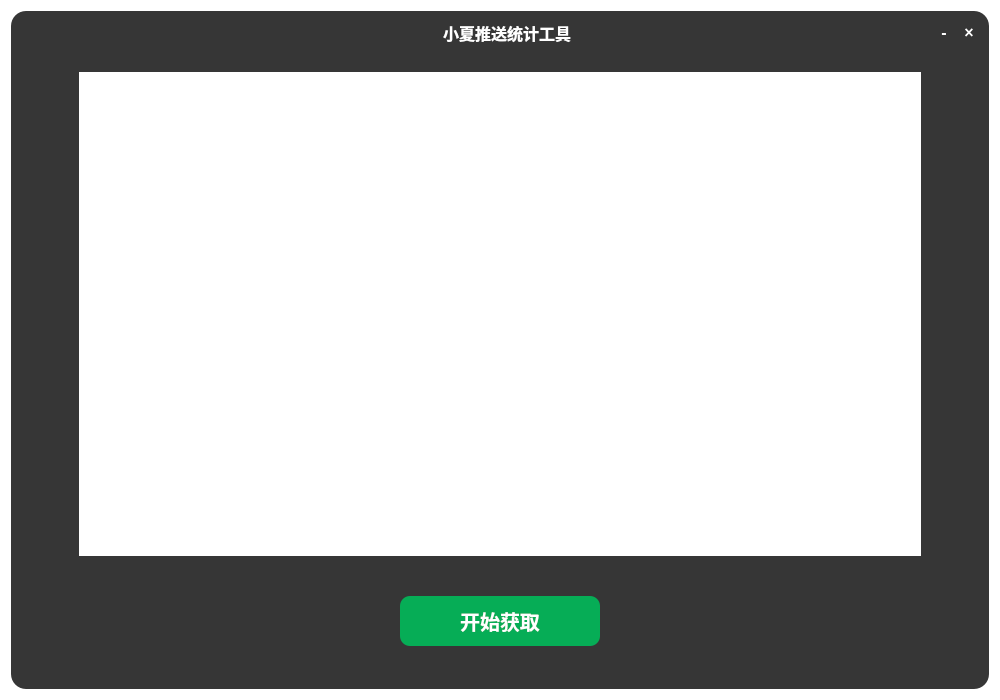
Old version of the form ui/ui_design/main_win.ui in the repository Epochmaking/xiaoxia_contribution_statistic_tool.
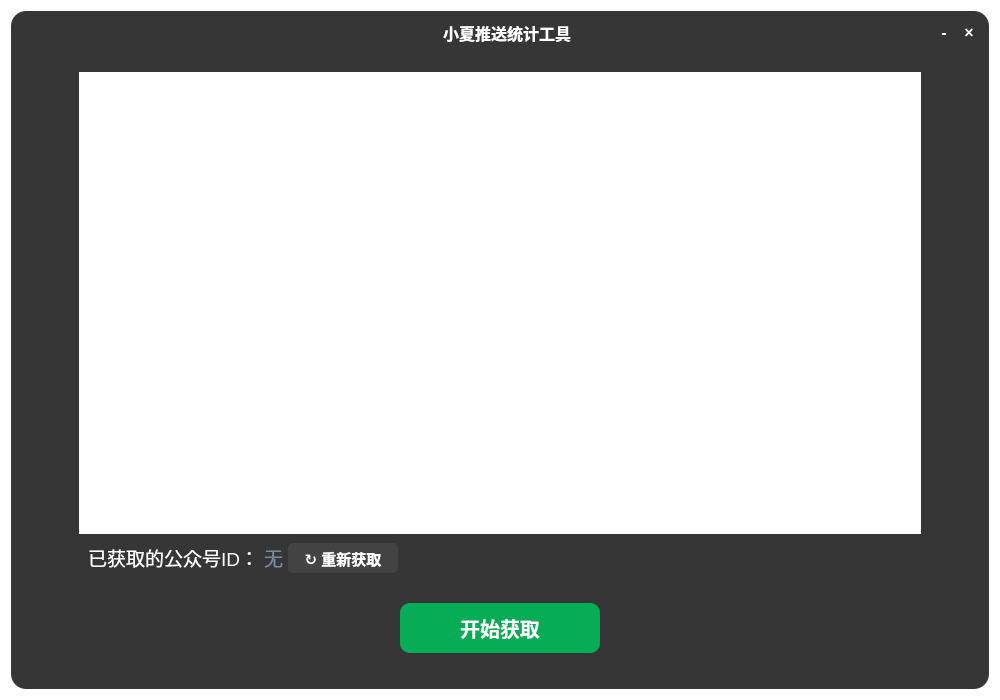
New version of the form. The open tabs and pages were chosen to show the change. Icons and pictures are not drawn.

Diff of the .ui file:
```diff
--- a/ui/ui_design/main_win.ui
+++ b/ui/ui_design/main_win.ui
@@ -661,6 +661,12 @@
                   <property name="acceptDrops">
                    <bool>false</bool>
                   </property>
+                  <property name="verticalScrollBarPolicy">
+                   <enum>Qt::ScrollBarPolicy::ScrollBarAlwaysOff</enum>
+                  </property>
+                  <property name="horizontalScrollBarPolicy">
+                   <enum>Qt::ScrollBarPolicy::ScrollBarAlwaysOff</enum>
+                  </property>
                   <property name="html">
                    <string>&lt;!DOCTYPE HTML PUBLIC &quot;-//W3C//DTD HTML 4.0//EN&quot; &quot;http://www.w3.org/TR/REC-html40/strict.dtd&quot;&gt;
 &lt;html&gt;&lt;head&gt;&lt;meta name=&quot;qrichtext&quot; content=&quot;1&quot; /&gt;&lt;meta charset=&quot;utf-8&quot; /&gt;&lt;style type=&quot;text/css&quot;&gt;
@@ -674,22 +680,126 @@
 &lt;p style=&quot; margin-top:0px; margin-bottom:0px; margin-left:0px; margin-right:0px; -qt-block-indent:0; text-indent:0px;&quot;&gt;&lt;span style=&quot; font-size:16pt; color:#ffffff;&quot;&gt;2. 单击本页面“开始获取”按钮&lt;/span&gt;&lt;/p&gt;
 &lt;p style=&quot; margin-top:0px; margin-bottom:0px; margin-left:0px; margin-right:0px; -qt-block-indent:0; text-indent:0px;&quot;&gt;&lt;span style=&quot; font-size:16pt; color:#ffffff;&quot;&gt;3. 从公众号列表单击打开任意一篇图文（不能是贴图）&lt;/span&gt;&lt;/p&gt;
 &lt;p style=&quot; margin-top:0px; margin-bottom:0px; margin-left:0px; margin-right:0px; -qt-block-indent:0; text-indent:0px;&quot;&gt;&lt;span style=&quot; font-size:16pt; color:#ffffff;&quot;&gt;4. 单击本页面“停止获取”按钮&lt;/span&gt;&lt;/p&gt;
-&lt;p align=&quot;center&quot; style=&quot; margin-top:15px; margin-bottom:0px; margin-left:0px; margin-right:0px; -qt-block-indent:0; text-indent:0px;&quot;&gt;&lt;img src=&quot;:/images/step_1&quot; width=&quot;600&quot; /&gt;&lt;/p&gt;&lt;/body&gt;&lt;/html&gt;</string>
+&lt;p align=&quot;center&quot; style=&quot; margin-top:15px; margin-bottom:0px; margin-left:0px; margin-right:0px; -qt-block-indent:0; text-indent:0px;&quot;&gt;&lt;img src=&quot;:/images/step_1&quot; width=&quot;550&quot; /&gt;&lt;/p&gt;&lt;/body&gt;&lt;/html&gt;</string>
                   </property>
                   <property name="textInteractionFlags">
                    <set>Qt::TextInteractionFlag::LinksAccessibleByKeyboard|Qt::TextInteractionFlag::LinksAccessibleByMouse</set>
                   </property>
                  </widget>
                 </item>
+                <item>
+                 <widget class="QWidget" name="widget_3" native="true">
+                  <layout class="QHBoxLayout" name="horizontalLayout_6">
+                   <property name="spacing">
+                    <number>5</number>
+                   </property>
+                   <property name="topMargin">
+                    <number>3</number>
+                   </property>
+                   <property name="bottomMargin">
+                    <number>3</number>
+                   </property>
+                   <item alignment="Qt::AlignmentFlag::AlignVCenter">
+                    <widget class="QLabel" name="label_4">
+                     <property name="sizePolicy">
+                      <sizepolicy hsizetype="Maximum" vsizetype="Preferred">
+                       <horstretch>0</horstretch>
+                       <verstretch>0</verstretch>
+                      </sizepolicy>
+                     </property>
+                     <property name="font">
+                      <font>
+                       <pointsize>14</pointsize>
+                      </font>
+                     </property>
+                     <property name="styleSheet">
+                      <string notr="true">color: rgb(255, 255, 255);</string>
+                     </property>
+                     <property name="text">
+                      <string>已获取的公众号ID：</string>
+                     </property>
+                    </widget>
+                   </item>
+                   <item alignment="Qt::AlignmentFlag::AlignVCenter">
+                    <widget class="QLabel" name="biz_display_label">
+                     <property name="sizePolicy">
+                      <sizepolicy hsizetype="Maximum" vsizetype="Preferred">
+                       <horstretch>0</horstretch>
+                       <verstretch>0</verstretch>
+                      </sizepolicy>
+                     </property>
+                     <property name="font">
+                      <font>
+                       <pointsize>14</pointsize>
+                      </font>
+                     </property>
+                     <property name="styleSheet">
+                      <string notr="true">color:rgb(121, 139, 163);
+</string>
+                     </property>
+                     <property name="text">
+                      <string>无</string>
+                     </property>
+                    </widget>
+                   </item>
+                   <item alignment="Qt::AlignmentFlag::AlignLeft">
+                    <widget class="QPushButton" name="reget_biz_btn">
+                     <property name="sizePolicy">
+                      <sizepolicy hsizetype="Minimum" vsizetype="Minimum">
+                       <horstretch>0</horstretch>
+                       <verstretch>0</verstretch>
+                      </sizepolicy>
+                     </property>
+                     <property name="minimumSize">
+                      <size>
+                       <width>110</width>
+                       <height>30</height>
+                      </size>
+                     </property>
+                     <property name="font">
+                      <font>
+                       <pointsize>11</pointsize>
+                       <bold>true</bold>
+                      </font>
+                     </property>
+                     <property name="cursor">
+                      <cursorShape>PointingHandCursor</cursorShape>
+                     </property>
+                     <property name="styleSheet">
+                      <string notr="true">QPushButton {
+	color: rgb(255, 255, 255);
+	background: rgb(67, 67, 67);
+	border-radius: 5px;
+	font-weight: bold;
+}
+
+QPushButton:hover {
+	background: rgb(76, 76, 76);
+}</string>
+                     </property>
+                     <property name="text">
+                      <string>↻ 重新获取</string>
+                     </property>
+                    </widget>
+                   </item>
+                  </layout>
+                 </widget>
+                </item>
                </layout>
               </widget>
              </item>
              <item alignment="Qt::AlignmentFlag::AlignBottom">
               <widget class="QWidget" name="btn_container" native="true">
+               <property name="sizePolicy">
+                <sizepolicy hsizetype="Preferred" vsizetype="Minimum">
+                 <horstretch>0</horstretch>
+                 <verstretch>0</verstretch>
+                </sizepolicy>
+               </property>
                <property name="minimumSize">
                 <size>
                  <width>0</width>
-                 <height>100</height>
+                 <height>80</height>
                 </size>
                </property>
                <property name="styleSheet">
@@ -705,6 +815,12 @@
 }</string>
                </property>
                <layout class="QHBoxLayout" name="horizontalLayout">
+                <property name="topMargin">
+                 <number>0</number>
+                </property>
+                <property name="bottomMargin">
+                 <number>5</number>
+                </property>
                 <item>
                  <spacer name="horizontalSpacer_3">
                   <property name="orientation">
```
Left out of the diff: 2 changed lines with no effect on the pictures.
